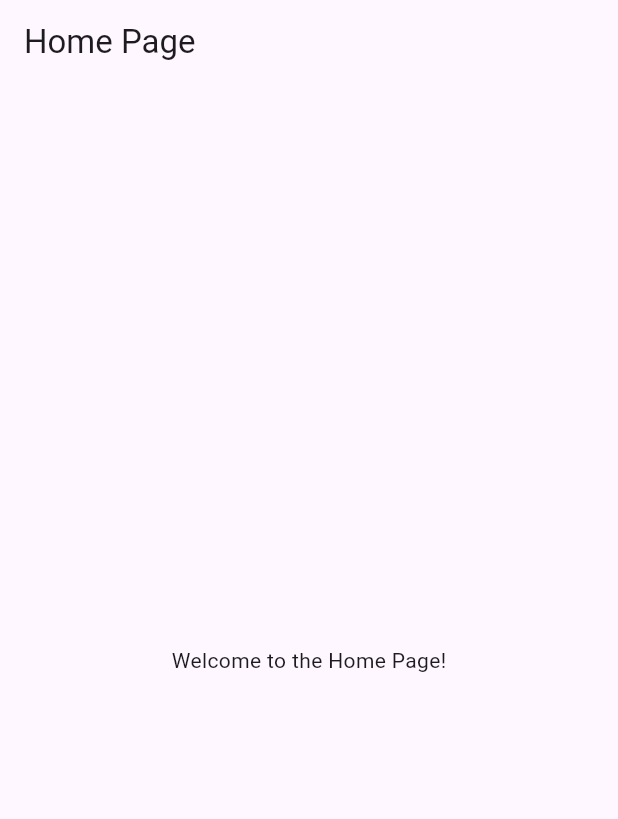
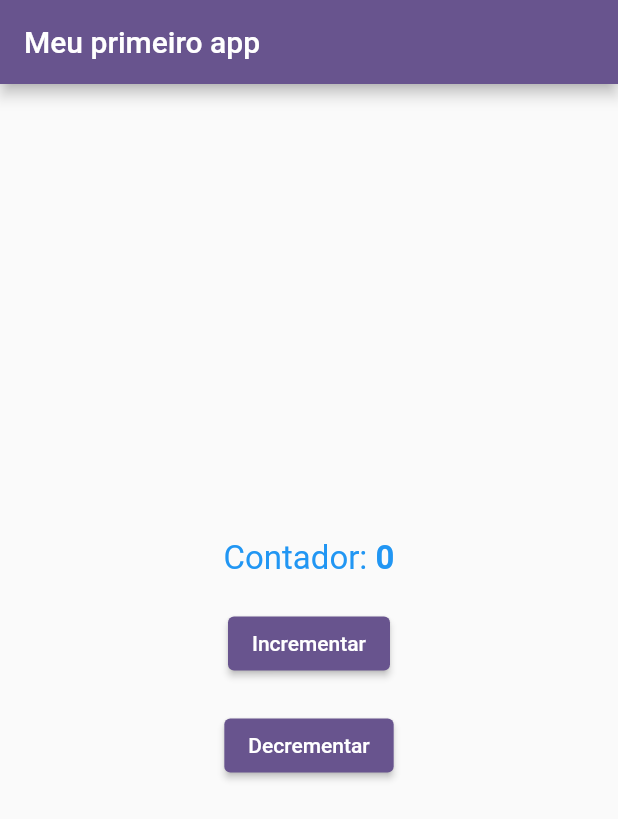
Before and after one commit to pjonas21/flutter_iniciante, a Flutter app: the screen it shows after launch, on a phone screen of 412 x 824 dp. Shown: the top 819 px of the screen. Run offline on Flutter 3.47's test engine with Material 3 defaults, Android fonts, the phone set to English and light mode, and no system bars.

Commit message:
aula14-15

```diff
--- a/lib/main.dart
+++ b/lib/main.dart
@@ -14,6 +14,7 @@ class MyApp extends StatelessWidget {
       title: 'Flutter Demo',
       theme: ThemeData(
         colorScheme: ColorScheme.fromSeed(seedColor: Colors.deepPurple),
+        useMaterial3: false,
       ),
       home: const MyHomePage(),
     );
--- a/lib/pages/home_page.dart
+++ b/lib/pages/home_page.dart
@@ -1,13 +1,60 @@
 import 'package:flutter/material.dart';
+import 'package:flutter_iniciante/widgets/meu_statefull_widget.dart';
 
-class MyHomePage extends StatelessWidget {
+class MyHomePage extends StatefulWidget {
   const MyHomePage({super.key});
+
+  @override
+  State<MyHomePage> createState() => _MyHomePageState();
+}
+
+class _MyHomePageState extends State<MyHomePage> {
+  int counter = 0;
 
   @override
   Widget build(BuildContext context) {
     return Scaffold(
-      appBar: AppBar(title: const Text('Home Page')),
-      body: const Center(child: Text('Welcome to the Home Page!')),
+      appBar: AppBar(title: const Text('Meu primeiro app')),
+      body: Column(
+        mainAxisAlignment: MainAxisAlignment.center,
+        crossAxisAlignment: CrossAxisAlignment.center,
+        children: [
+          Row(
+            mainAxisAlignment: MainAxisAlignment.center,
+            children: [
+              const Text(
+                'Contador: ',
+                style: TextStyle(fontSize: 22, color: Colors.blue),
+              ),
+              Text(
+                '$counter',
+                style: TextStyle(
+                  fontSize: 22,
+                  fontWeight: FontWeight.w700,
+                  color: Colors.blue,
+                ),
+              ),
+            ],
+          ),
+          SizedBox(height: 20),
+          ElevatedButton(
+            onPressed: () {
+              setState(() {
+                counter++;
+              });
+            },
+            child: const Text('Incrementar'),
+          ),
+          SizedBox(height: 20),
+          MeuStatefullWidget(
+            callback: () {
+              setState(() {
+                counter--;
+              });
+            },
+          ),
+        ],
+      ),
     );
   }
 }
--- /dev/null
+++ b/lib/widgets/meu_statefull_widget.dart
@@ -0,0 +1,19 @@
+import 'package:flutter/material.dart';
+
+class MeuStatefullWidget extends StatefulWidget {
+  final void Function() callback;
+  const MeuStatefullWidget({super.key, required this.callback});
+
+  @override
+  State<MeuStatefullWidget> createState() => _MeuStatefullWidgetState();
+}
+
+class _MeuStatefullWidgetState extends State<MeuStatefullWidget> {
+  @override
+  Widget build(BuildContext context) {
+    return ElevatedButton(
+      onPressed: widget.callback,
+      child: const Text('Decrementar'),
+    );
+  }
+}
```
Also changed, not shown: 1 other file.
